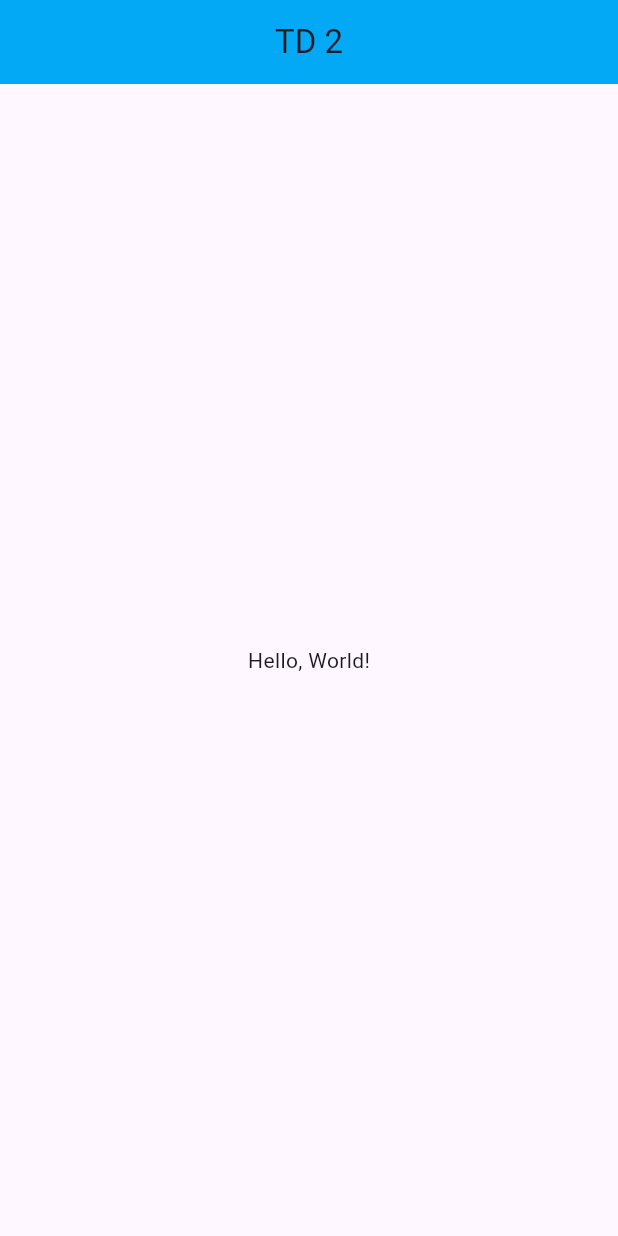
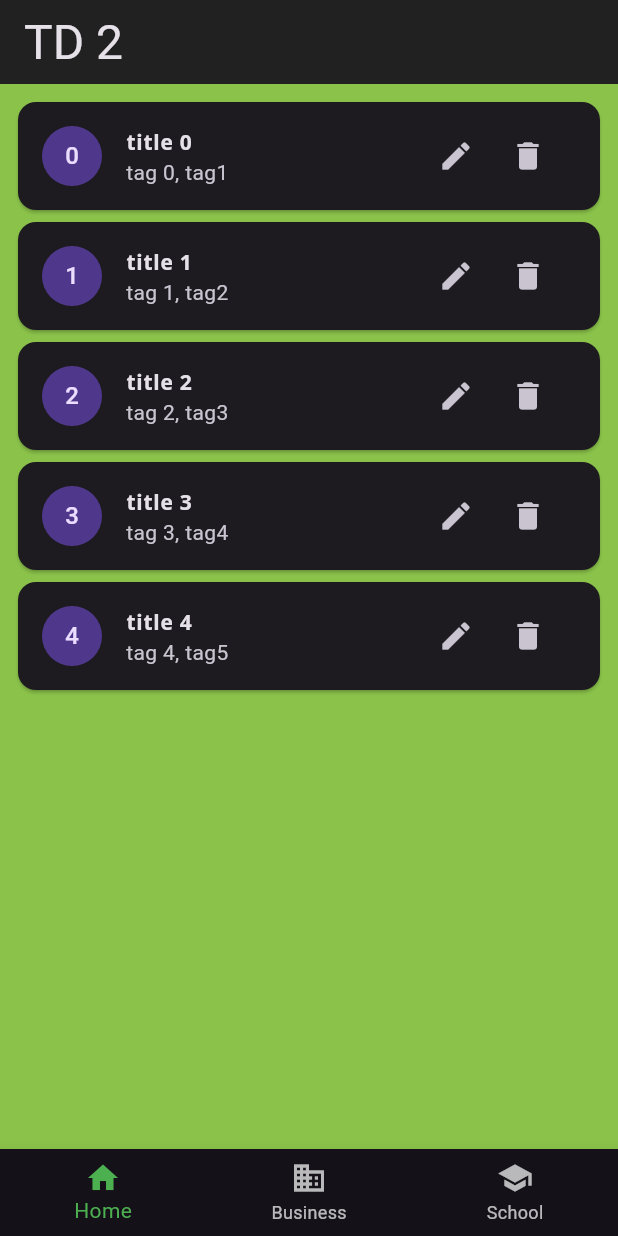
Before and after one commit to alexisnisol/tp2-flutter, a Flutter app: the screen it shows after launch, on a phone screen of 412 x 824 dp. Run offline on Flutter 3.47's test engine with Material 3 defaults, Android fonts, the phone set to English and light mode, and no system bars; our stand-ins replace google_fonts.

Commit message:
Ajout cards

```diff
--- a/lib/main.dart
+++ b/lib/main.dart
@@ -1,10 +1,20 @@
 import 'package:flutter/material.dart';
 import 'package:tp2/ui/home.dart';
+import 'package:tp2/ui/mytheme.dart';
 
 void main() {
-  runApp(MaterialApp(
+  runApp(MyApp());
+}
+
+class MyApp extends StatelessWidget {
+  @override
+  Widget build(BuildContext context) {
+    final theme = MyTheme.dark();
+    return MaterialApp(
       debugShowCheckedModeBanner: false,
-      title: "TD2",
-      home: Home()
-  ));
+      title: 'TD2',
+      theme: theme,
+      home: Home(),
+    );
+  }
 }
--- /dev/null
+++ b/lib/models/task.dart
@@ -0,0 +1,30 @@
+class Task {
+  int id;
+  String title;
+  List<String> tags;
+  int nbhours;
+  int difficulty;
+  String description;
+
+  Task({
+    required this.id,
+    required this.title,
+    required this.tags,
+    required this.nbhours,
+    required this.difficulty,
+    required this.description
+  });
+
+  static List<Task> generateTask(int i) {
+    List<Task> tasks = [];
+    for (int n = 0; n < i; n++) {
+      tasks.add(Task(id: n,
+          title: "title $n",
+          tags: ['tag $n', 'tag${n + 1}'],
+          nbhours: n,
+          difficulty: n,
+          description: '$n'));
+    }
+    return tasks;
+  }
+}
--- /dev/null
+++ b/lib/ui/card/card1.dart
@@ -0,0 +1,67 @@
+import 'package:flutter/material.dart';
+import 'package:tp2/models/task.dart';
+
+class Screen1 extends StatefulWidget {
+  const Screen1({super.key});
+
+  @override
+  State<Screen1> createState() => _Screen1State();
+}
+
+class _Screen1State extends State<Screen1> {
+
+  List<Task> tasks = Task.generateTask(5);
+
+  void _onAddTask(Task task) {
+    setState(() {
+      tasks.add(task);
+    });
+  }
+
+  @override
+  Widget build(BuildContext context) {
+    return Container(
+      color: Colors.lightGreen,
+      child: ListView.builder(
+          padding: const EdgeInsets.all(8),
+          itemCount: tasks.length,
+          itemBuilder: (BuildContext context, int index) {
+            var task = tasks[index];
+
+            return Card(
+                child: ListTile(
+                    title: Text(task.title),
+                    subtitle: Text(task.tags.join(', ')),
+                    //leading: Icon(Icons.work),
+                  leading: CircleAvatar(child: Text(task.id.toString())),
+                    trailing: Row(
+                      mainAxisSize: MainAxisSize.min,
+                      children: [
+                        IconButton(
+                          icon: Icon(Icons.edit),
+                          onPressed: () {
+                            print('Edit ${task.id}');
+                            var idTask = tasks.length+1;
+                            _onAddTask(Task(id: idTask, title: "title", tags: ["tags"], nbhours: 5, difficulty: 4, description: "description"));
+
+                          },
+                        ),
+                        IconButton(
+                          icon: Icon(Icons.delete),
+                          onPressed: () {
+                            print('Delete ${task.id}');
+                            setState(() {
+
+                              tasks.remove(task);
+                            });
+                          },
+                        ),
+                      ],
+                    ),
+                )
+            );
+          }
+      ),
+    );
+  }
+}
--- /dev/null
+++ b/lib/ui/card/card2.dart
@@ -0,0 +1,15 @@
+import 'package:flutter/material.dart';
+
+class Screen2 extends StatelessWidget {
+  const Screen2({super.key});
+
+  @override
+  Widget build(BuildContext context) {
+    return Container(
+      color: Colors.lightGreen,
+      child: const Center(
+        child: Text('Ecran 2', textDirection: TextDirection.ltr),
+      ),
+    );
+  }
+}
--- /dev/null
+++ b/lib/ui/card/card3.dart
@@ -0,0 +1,15 @@
+import 'package:flutter/material.dart';
+
+class Screen3 extends StatelessWidget {
+  const Screen3({super.key});
+
+  @override
+  Widget build(BuildContext context) {
+    return Container(
+      color: Colors.lightGreen,
+      child: const Center(
+        child: Text('Ecran 3', textDirection: TextDirection.ltr),
+      ),
+    );
+  }
+}
--- a/lib/ui/home.dart
+++ b/lib/ui/home.dart
@@ -1,19 +1,59 @@
 import 'package:flutter/material.dart';
+import 'package:tp2/ui/card/card1.dart';
+import 'package:tp2/ui/card/card2.dart';
+import 'package:tp2/ui/card/card3.dart';
 
-class Home extends StatelessWidget {
+class Home extends StatefulWidget {
   const Home({super.key});
+
+  @override
+  State<Home> createState() => _HomeState();
+}
+
+class _HomeState extends State<Home> {
+
+  int _selectedIndex = 0;
+
+  static List<Widget> pages = <Widget>[
+    Screen1(),
+    Screen2(),
+    Screen3()
+  ];
+
+  void _onItemTapped(int index) {
+    setState(() {
+      _selectedIndex = index;
+    });
+  }
 
   @override
   Widget build(BuildContext context) {
     return Scaffold(
       appBar: AppBar(
-        title: const Text("TD 2"),
-        centerTitle: true,
-        backgroundColor: Colors.lightBlue,
+        title: Text("TD 2",
+            style: Theme.of(context).textTheme.headlineLarge),
       ),
-      body: Center(
-        child: Text('Hello, World!'),
-      ),
+      body: pages[_selectedIndex],
+      bottomNavigationBar: BottomNavigationBar(
+        currentIndex: _selectedIndex,
+        onTap: _onItemTapped,
+        selectedItemColor: Theme.of(context).textSelectionTheme.selectionColor,
+        items: const <BottomNavigationBarItem>[
+        BottomNavigationBarItem(
+          icon: Icon(Icons.home),
+          label: 'Home',
+
+        ),
+        BottomNavigationBarItem(
+          icon: Icon(Icons.business),
+          label: 'Business',
+        ),
+        BottomNavigationBarItem(
+          icon: Icon(Icons.school),
+          label: 'School',
+        ),
+      ],
+    )
     );
   }
 }
--- a/pubspec.yaml
+++ b/pubspec.yaml
@@ -30,7 +30,7 @@ environment:
 dependencies:
   flutter:
     sdk: flutter
-  google_fonts: ^3.0.1
+  google_fonts: ^6.2.1
 
   # The following adds the Cupertino Icons font to your application.
   # Use with the CupertinoIcons class for iOS style icons.
```
Also changed, not shown: pubspec.lock.
